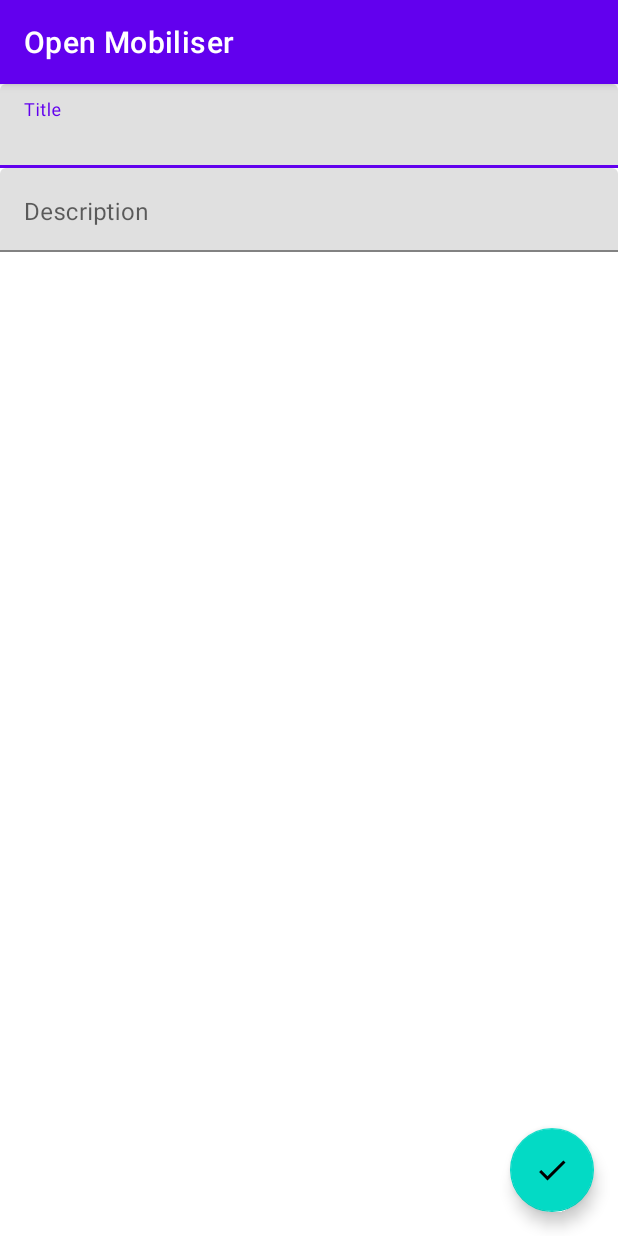
After one commit to Kimame04/android-app-open-mobiliser, an Android app: the fragment SubmissionFragment shown on its own in the app's theme, on a phone screen of 412 x 824 dp. The commit adds this screen. Run offline under Robolectric (Android 15) with nearby library versions, the phone set to English and light mode, and no system bars; our stand-ins replace data binding.

Commit message:
tried to add submission (still has bugs)

```diff
--- a/app/build.gradle
+++ b/app/build.gradle
@@ -31,6 +31,7 @@ android {
     }
     buildFeatures {
         viewBinding true
+        dataBinding true
     }
 }
 
--- /dev/null
+++ b/app/src/main/java/com/example/openmobiliser/ui/submission/SubmissionFragment.kt
@@ -0,0 +1,27 @@
+package com.example.openmobiliser.ui.submission
+
+import android.os.Bundle
+import android.view.LayoutInflater
+import android.view.View
+import android.view.ViewGroup
+import androidx.fragment.app.Fragment
+import androidx.fragment.app.viewModels
+import com.example.openmobiliser.databinding.FragmentSubmissionBinding
+
+class SubmissionFragment: Fragment() {
+
+    private lateinit var submissionViewModel: SubmissionViewModel
+    private var _binding: FragmentSubmissionBinding? = null
+    private val binding get() = _binding!!
+
+    override fun onCreateView(
+        inflater: LayoutInflater,
+        container: ViewGroup?,
+        savedInstanceState: Bundle?
+    ): View? {
+        submissionViewModel = SubmissionViewModel()
+        _binding = FragmentSubmissionBinding.inflate(inflater,container,false)
+        val root: View = binding.root
+        return root
+    }
+}
--- /dev/null
+++ b/app/src/main/java/com/example/openmobiliser/ui/submission/SubmissionViewModel.kt
@@ -0,0 +1,7 @@
+package com.example.openmobiliser.ui.submission
+import androidx.lifecycle.ViewModel
+
+class SubmissionViewModel: ViewModel() {
+    var title = ""
+    var description = ""
+}
--- /dev/null
+++ b/app/src/main/res/anim/fade_in.xml
@@ -0,0 +1,6 @@
+<?xml version="1.0" encoding="utf-8"?>
+<set xmlns:android="http://schemas.android.com/apk/res/android">
+
+    <alpha android:fromAlpha="0" android:toAlpha="1" android:duration="150" />
+
+</set>
--- /dev/null
+++ b/app/src/main/res/anim/fade_out.xml
@@ -0,0 +1,6 @@
+<?xml version="1.0" encoding="utf-8"?>
+<set xmlns:android="http://schemas.android.com/apk/res/android">
+
+    <alpha android:fromAlpha="1" android:toAlpha="0" android:duration="150" />
+
+</set>
--- /dev/null
+++ b/app/src/main/res/anim/from_bottom.xml
@@ -0,0 +1,6 @@
+<?xml version="1.0" encoding="utf-8"?>
+<set xmlns:android="http://schemas.android.com/apk/res/android">
+
+    <translate android:fromYDelta="100%" android:toYDelta="0%" android:duration="150" />
+
+</set>
--- /dev/null
+++ b/app/src/main/res/anim/to_bottom.xml
@@ -0,0 +1,6 @@
+<?xml version="1.0" encoding="utf-8"?>
+<set xmlns:android="http://schemas.android.com/apk/res/android">
+
+    <translate android:fromYDelta="0%" android:toYDelta="100%" android:duration="150" />
+
+</set>
--- /dev/null
+++ b/app/src/main/res/drawable/ic_baseline_check_24.xml
@@ -0,0 +1,10 @@
+<vector xmlns:android="http://schemas.android.com/apk/res/android"
+    android:width="24dp"
+    android:height="24dp"
+    android:viewportWidth="24"
+    android:viewportHeight="24"
+    android:tint="?attr/colorControlNormal">
+  <path
+      android:fillColor="@android:color/white"
+      android:pathData="M9,16.17L4.83,12l-1.42,1.41L9,19 21,7l-1.41,-1.41z"/>
+</vector>
--- a/app/src/main/res/layout/content_main.xml
+++ b/app/src/main/res/layout/content_main.xml
@@ -5,7 +5,8 @@
     android:layout_width="match_parent"
     android:layout_height="match_parent"
     app:layout_behavior="@string/appbar_scrolling_view_behavior"
-    tools:showIn="@layout/app_bar_main">
+    tools:showIn="@layout/app_bar_main"
+    android:id="@+id/main_layout">
 
     <fragment
         android:id="@+id/nav_host_fragment_content_main"
--- /dev/null
+++ b/app/src/main/res/layout/fragment_submission.xml
@@ -0,0 +1,53 @@
+<?xml version="1.0" encoding="utf-8"?>
+<layout
+    xmlns:android="http://schemas.android.com/apk/res/android"
+    xmlns:tools="http://schemas.android.com/tools"
+    android:background="@color/cardview_light_background">
+    <data>
+        <variable
+            name="text"
+            type="com.example.openmobiliser.ui.submission.SubmissionViewModel" />
+    </data>
+    <androidx.coordinatorlayout.widget.CoordinatorLayout
+        android:id="@+id/submission_fragment"
+        android:layout_width="match_parent"
+        android:layout_height="match_parent">
+        <LinearLayout
+            android:layout_width="match_parent"
+            android:layout_height="match_parent"
+            android:orientation="vertical">
+            <com.google.android.material.textfield.TextInputLayout
+                android:id="@+id/title"
+                android:layout_width="match_parent"
+                android:layout_height="wrap_content">
+                <com.google.android.material.textfield.TextInputEditText
+                    android:layout_width="match_parent"
+                    android:layout_height="wrap_content"
+                    android:gravity="start"
+                    android:hint="@string/submission_title"
+                    android:text="@={text.title}"
+                    android:contentDescription="@string/submission_title_desc"/>
+            </com.google.android.material.textfield.TextInputLayout>
+            <com.google.android.material.textfield.TextInputLayout
+                android:id="@+id/desc"
+                android:layout_width="match_parent"
+                android:layout_height="wrap_content">
+                <com.google.android.material.textfield.TextInputEditText
+                    android:layout_width="match_parent"
+                    android:layout_height="wrap_content"
+                    android:gravity="start"
+                    android:hint="@string/submission_desc"
+                    android:text="@={text.description}"
+                    android:contentDescription="@string/submission_desc_desc"/>
+            </com.google.android.material.textfield.TextInputLayout>
+        </LinearLayout>
+        <com.google.android.material.floatingactionbutton.FloatingActionButton
+            android:id="@+id/confirm_button"
+            android:layout_width="wrap_content"
+            android:layout_height="wrap_content"
+            android:layout_gravity="bottom|end"
+            android:layout_margin="16dp"
+            android:src="@drawable/ic_baseline_check_24"
+            />
+    </androidx.coordinatorlayout.widget.CoordinatorLayout>
+</layout>
--- a/app/src/main/res/navigation/mobile_navigation.xml
+++ b/app/src/main/res/navigation/mobile_navigation.xml
@@ -15,7 +15,11 @@
         android:id="@+id/nav_map"
         android:name="com.example.openmobiliser.ui.map.MapFragment"
         android:label="@string/menu_map"
-        tools:layout="@layout/fragment_map" />
+        tools:layout="@layout/fragment_map">
+        <action
+            android:id="@+id/action_to_submission"
+            app:destination="@id/submission_fragment"/>
+    </fragment>
 
     <fragment
         android:id="@+id/nav_settings"
--- a/app/src/main/res/values/strings.xml
+++ b/app/src/main/res/values/strings.xml
@@ -12,4 +12,9 @@
     <string name="menu_settings">Settings</string>
 
     <string name="fab">Submit</string>
+
+    <string name="submission_title">Title</string>
+    <string name="submission_desc">Description</string>
+    <string name="submission_title_desc">Give the location a succinct name</string>
+    <string name="submission_desc_desc">How to get to it, things to note etc</string>
 </resources>
```
Also changed, not shown: app/src/main/java/com/example/openmobiliser/models/MapSubmission.kt (added, +8 -0 lines), app/src/main/java/com/example/openmobiliser/ui/map/MapFragment.kt (+9 -17 lines), app/src/main/res/drawable/ic_baseline_directions_bus_24.xml (added, +10 -0 lines), app/src/main/res/layout/fragment_map.xml (+3 -16 lines).
